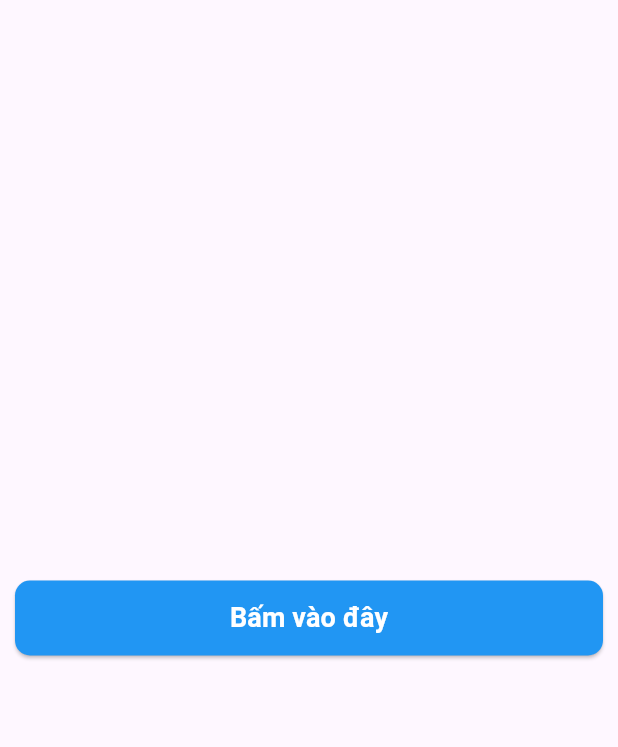
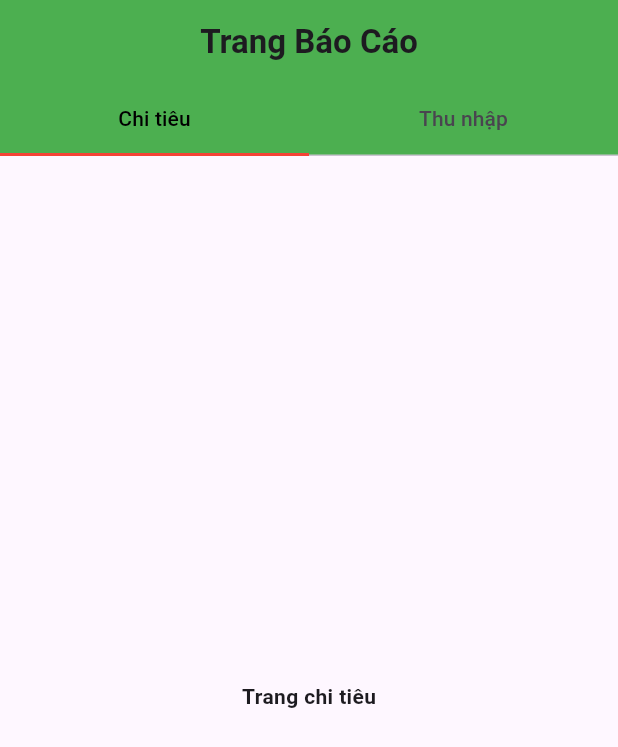
Before and after one commit to laptrinhvienmobile/Material, a Flutter app: the screen it shows after launch, on a phone screen of 412 x 824 dp. Shown: the top 747 px of the screen. Run offline on Flutter 3.47's test engine with Material 3 defaults, Android fonts, the phone set to English and light mode, and no system bars.

Commit message:
Thêm Widget TabBar

```diff
--- a/lib/main.dart
+++ b/lib/main.dart
@@ -1,5 +1,5 @@
 import 'package:flutter/material.dart';
-import 'package:project/widgets/bottom_sheet_example.dart';
+import 'package:project/widgets/tab_bar_example.dart';
 
 void main() {
   runApp(const MyApp());
@@ -12,7 +12,7 @@ class MyApp extends StatelessWidget {
   Widget build(BuildContext context) {
     return MaterialApp(
       debugShowCheckedModeBanner: false,
-      home: BottomSheetExample(),
+      home: TabBarExample(),
     );
   }
 }
--- /dev/null
+++ b/lib/widgets/tab_bar_example.dart
@@ -0,0 +1,57 @@
+import 'package:flutter/material.dart';
+
+class TabBarExample extends StatelessWidget {
+  const TabBarExample({super.key});
+
+  @override
+  Widget build(BuildContext context) {
+    return DefaultTabController(
+      length: 2,
+      child: Scaffold(
+        appBar: AppBar(
+          backgroundColor: Colors.green,
+          centerTitle: true,
+          title: const Text(
+            'Trang Báo Cáo',
+            style: TextStyle(
+              fontWeight: FontWeight.bold,
+            ),
+          ),
+          bottom: const TabBar(
+            indicatorColor: Colors.red,
+            labelColor: Colors.black,
+            indicatorSize: TabBarIndicatorSize.tab,
+            tabs: [
+              Tab(
+                text: 'Chi tiêu',
+              ),
+              Tab(
+                text: 'Thu nhập',
+              ),
+            ],
+          ),
+        ),
+        body: const TabBarView(
+          children: [
+            Center(
+              child: Text(
+                'Trang chi tiêu',
+                style: TextStyle(
+                  fontWeight: FontWeight.bold,
+                ),
+              ),
+            ),
+            Center(
+              child: Text(
+                'Trang thu nhập',
+                style: TextStyle(
+                  fontWeight: FontWeight.bold,
+                ),
+              ),
+            ),
+          ],
+        ),
+      ),
+    );
+  }
+}
```
